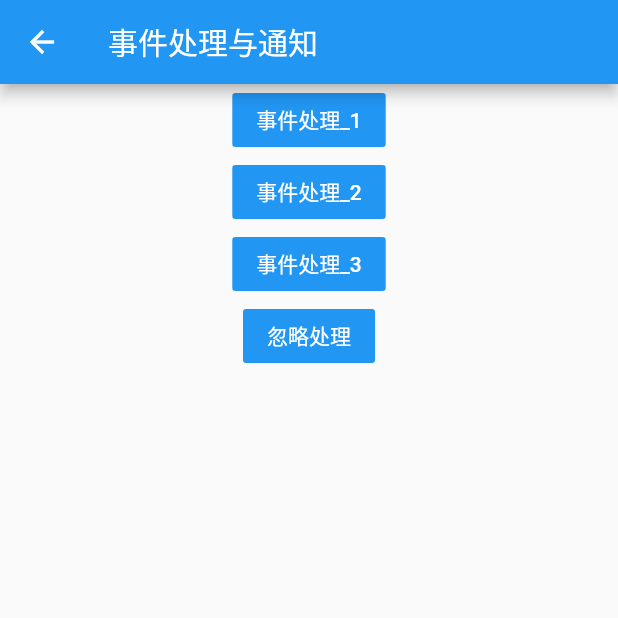
After one commit to 568240761/flutter_practice, a Flutter app: the EventNotificationManage screen opened by its route, on a phone screen of 412 x 824 dp, the top half of it. The commit adds this screen. Run offline on Flutter 3.47's test engine with Material 2 defaults, Android fonts, the phone set to English and light mode, and no system bars.

Commit message:
完成事件处理

```diff
--- a/lib/main.dart
+++ b/lib/main.dart
@@ -3,6 +3,7 @@ import 'dart:async';
 import 'package:flutter/material.dart';
 import 'package:flutter/foundation.dart';
 
+import 'page/event/event_notification_manage.dart';
 import 'page/function/function_manage.dart';
 import 'page/container/container_manage.dart';
 import 'page/layout/layout_manage.dart';
@@ -108,6 +109,7 @@ class MyApp extends StatelessWidget {
         "container_manage": (context) => ContainerManage(),
         "scroll_manage": (context) => ScrollManage(),
         "function_manage": (context) => FunctionManage(),
+        "event_notification_manage": (context) => EventNotificationManage(),
       },
       //在路由表中没有注册，会回调该方法
       onGenerateRoute: (RouteSettings settings) {
--- /dev/null
+++ b/lib/page/event/event_notification_manage.dart
@@ -0,0 +1,71 @@
+import 'package:flutter/material.dart';
+import 'handle_event.dart';
+
+class EventNotificationManage extends StatelessWidget {
+  @override
+  Widget build(BuildContext context) {
+    return Scaffold(
+      appBar: AppBar(
+        title: Text("事件处理与通知"),
+      ),
+      body: Center(
+        child: Column(
+          children: [
+            FlatButton(
+              onPressed: () {
+                Navigator.push(
+                  context,
+                  MaterialPageRoute(builder: (context) {
+                    return HandleEvent1();
+                  }),
+                );
+              },
+              textColor: Colors.white,
+              color: Colors.blue,
+              child: Text("事件处理_1"),
+            ),
+            FlatButton(
+              onPressed: () {
+                Navigator.push(
+                  context,
+                  MaterialPageRoute(builder: (context) {
+                    return HandleEvent2();
+                  }),
+                );
+              },
+              textColor: Colors.white,
+              color: Colors.blue,
+              child: Text("事件处理_2"),
+            ),
+            FlatButton(
+              onPressed: () {
+                Navigator.push(
+                  context,
+                  MaterialPageRoute(builder: (context) {
+                    return HandleEvent3();
+                  }),
+                );
+              },
+              textColor: Colors.white,
+              color: Colors.blue,
+              child: Text("事件处理_3"),
+            ),
+            FlatButton(
+              onPressed: () {
+                Navigator.push(
+                  context,
+                  MaterialPageRoute(builder: (context) {
+                    return HandleEvent4();
+                  }),
+                );
+              },
+              textColor: Colors.white,
+              color: Colors.blue,
+              child: Text("忽略处理"),
+            ),
+          ],
+        ),
+      ),
+    );
+  }
+}
```
Also changed, not shown: lib/page/event/handle_event.dart (added, +193 -0 lines), lib/page/function/dialog_function.dart (+7 -2 lines), lib/page/home_page.dart (+8 -0 lines).
